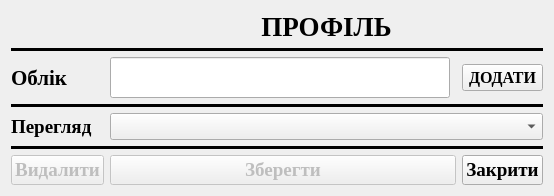
Old version of the form FormOBL.ui in the repository Wendors/ProfsOV.
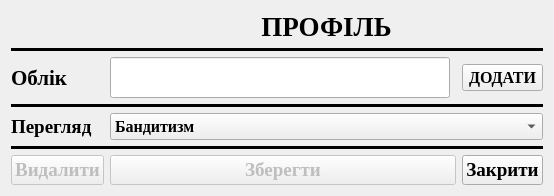
New version of the form. Icons and pictures are not drawn.

Commit message: Нова версія 4

Diff of the .ui file:
```diff
--- a/FormOBL.ui
+++ b/FormOBL.ui
@@ -89,7 +89,13 @@
       </widget>
      </item>
      <item row="8" column="1" colspan="3">
-      <widget class="QComboBox" name="comboBox"/>
+      <widget class="QComboBox" name="comboBox">
+       <item>
+        <property name="text">
+         <string>Бандитизм</string>
+        </property>
+       </item>
+      </widget>
      </item>
      <item row="0" column="0">
       <widget class="QLabel" name="label_Image">
```
The commit also changes 1 other file.
